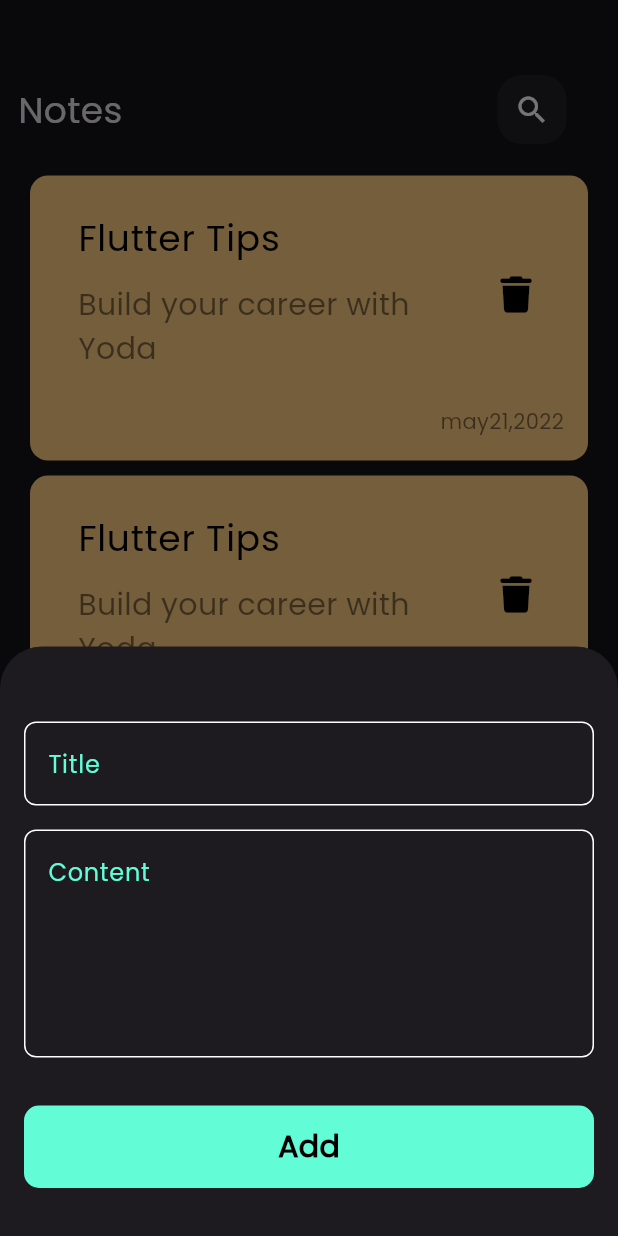
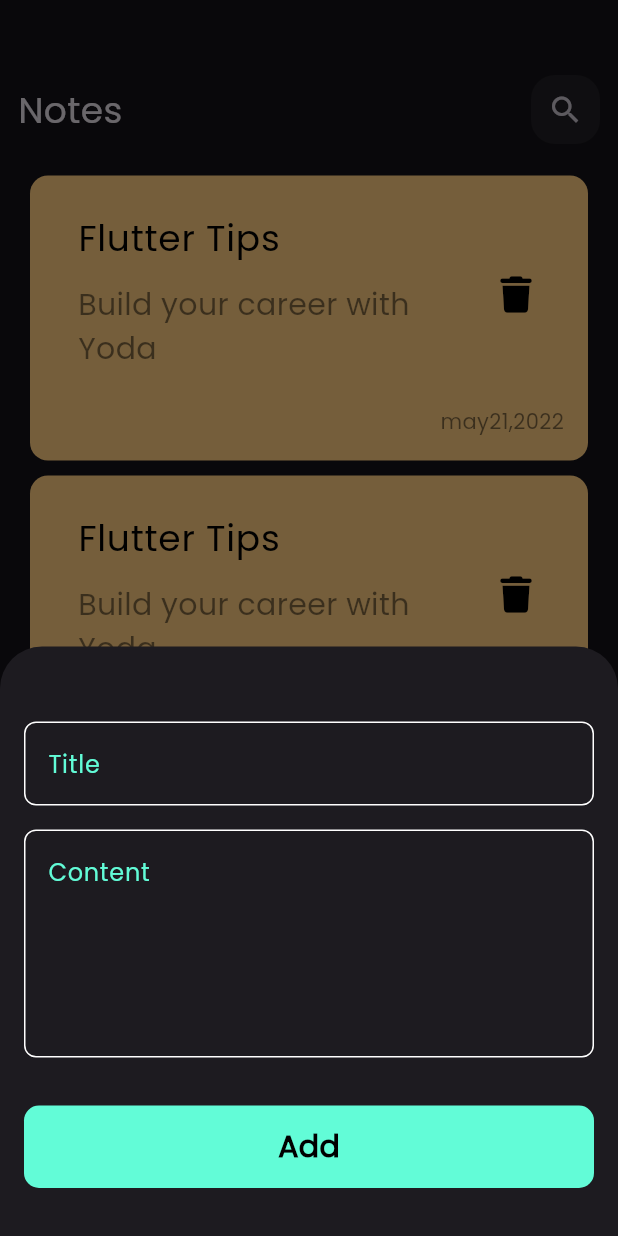
Before and after one commit to carnage67694325/note_app, a Flutter app: the screen it shows after launch, after a tap on the "add" icon, on a phone screen of 412 x 824 dp. Run offline on Flutter 3.47's test engine with Material 3 defaults, Android fonts, the phone set to English and light mode, and no system bars; our stand-ins replace font_awesome_flutter.

```diff
--- a/lib/widget/add_note_bottom_sheet.dart
+++ b/lib/widget/add_note_bottom_sheet.dart
@@ -7,30 +7,33 @@ class AddNoteBottomSheet extends StatelessWidget {
 
   @override
   Widget build(BuildContext context) {
-    return const SingleChildScrollView(
+    return SingleChildScrollView(
       child: Padding(
-        padding: EdgeInsets.symmetric(horizontal: 16),
+        padding: const EdgeInsets.symmetric(horizontal: 16),
         child: Column(
           children: [
-            SizedBox(
+            const SizedBox(
               height: 50,
             ),
-            CustomTextField(
+            const CustomTextField(
               hint: 'Title',
             ),
-            SizedBox(
+            const SizedBox(
               height: 16,
             ),
-            CustomTextField(
+            const CustomTextField(
               hint: 'Content',
               maxLines: 5,
             ),
-            SizedBox(
+            const SizedBox(
               height: 32,
             ),
-            CustomButton(),
+            const CustomButton(),
+            const SizedBox(
+              height: 32,
+            ),
             SizedBox(
-              height: 32,
+              height: MediaQuery.of(context).viewInsets.bottom,
             ),
           ],
         ),
--- a/lib/widget/custom_app_bar.dart
+++ b/lib/widget/custom_app_bar.dart
@@ -1,21 +1,23 @@
 import 'package:flutter/material.dart';
-import 'package:note_app/widget/custom_search_icon.dart';
+import 'package:flutter/widgets.dart';
+import 'package:note_app/widget/custom_icon._button.dart';
 
 class CustomAppBar extends StatelessWidget {
-  const CustomAppBar({super.key});
-
+  const CustomAppBar({super.key, required this.title, required this.icon});
+  final String title;
+  final IconData icon;
   @override
   Widget build(BuildContext context) {
-    return const Row(
+    return Row(
+      mainAxisAlignment: MainAxisAlignment.spaceBetween,
       children: [
         Text(
-          'Notes',
-          style: TextStyle(fontSize: 24),
+          title,
+          style: const TextStyle(fontSize: 24),
         ),
-        SizedBox(
-          width: 250,
-        ),
-        CustomSearchIcon()
+        CustomIconButtton(
+          icon: icon,
+        )
       ],
     );
   }
--- a/lib/widget/custom_search_icon.dart
+++ b/lib/widget/custom_icon._button.dart
@@ -1,8 +1,8 @@
 import 'package:flutter/material.dart';
 
-class CustomSearchIcon extends StatelessWidget {
-  const CustomSearchIcon({super.key});
-
+class CustomIconButtton extends StatelessWidget {
+  const CustomIconButtton({super.key, required this.icon});
+  final IconData icon;
   @override
   Widget build(BuildContext context) {
     return Container(
@@ -11,7 +11,7 @@ class CustomSearchIcon extends StatelessWidget {
       decoration: BoxDecoration(
           color: Colors.white.withOpacity(.05),
           borderRadius: BorderRadius.circular(16)),
-      child: Icon(Icons.search),
+      child: IconButton(onPressed: () {}, icon: Icon(icon)),
     );
   }
 }
--- a/lib/widget/home_view_body.dart
+++ b/lib/widget/home_view_body.dart
@@ -16,7 +16,10 @@ class HomeViewBody extends StatelessWidget {
             SizedBox(
               height: 50,
             ),
-            CustomAppBar(),
+            CustomAppBar(
+              title: 'Notes',
+              icon: Icons.search,
+            ),
             Expanded(child: NotesListView())
           ],
         ),
--- a/lib/widget/notes_list_view.dart
+++ b/lib/widget/notes_list_view.dart
@@ -1,4 +1,5 @@
 import 'package:flutter/material.dart';
+import 'package:note_app/views/edit_note_view.dart';
 import 'package:note_app/widget/custom_note_item.dart';
 
 class NotesListView extends StatelessWidget {
@@ -11,9 +12,15 @@ class NotesListView extends StatelessWidget {
       child: ListView.builder(
         padding: EdgeInsets.zero,
         itemBuilder: (context, index) {
-          return const Padding(
+          return Padding(
             padding: const EdgeInsets.symmetric(horizontal: 8.0, vertical: 5),
-            child: CustomNoteItem(),
+            child: GestureDetector(
+                onTap: () {
+                  Navigator.push(context, MaterialPageRoute(builder: (context) {
+                    return const EditNoteView();
+                  }));
+                },
+                child: const CustomNoteItem()),
           );
         },
       ),
```
Also changed, not shown: lib/views/edit_note_view.dart (added, +13 -0 lines), lib/widget/edit_note_view_body.dart (added, +33 -0 lines).
